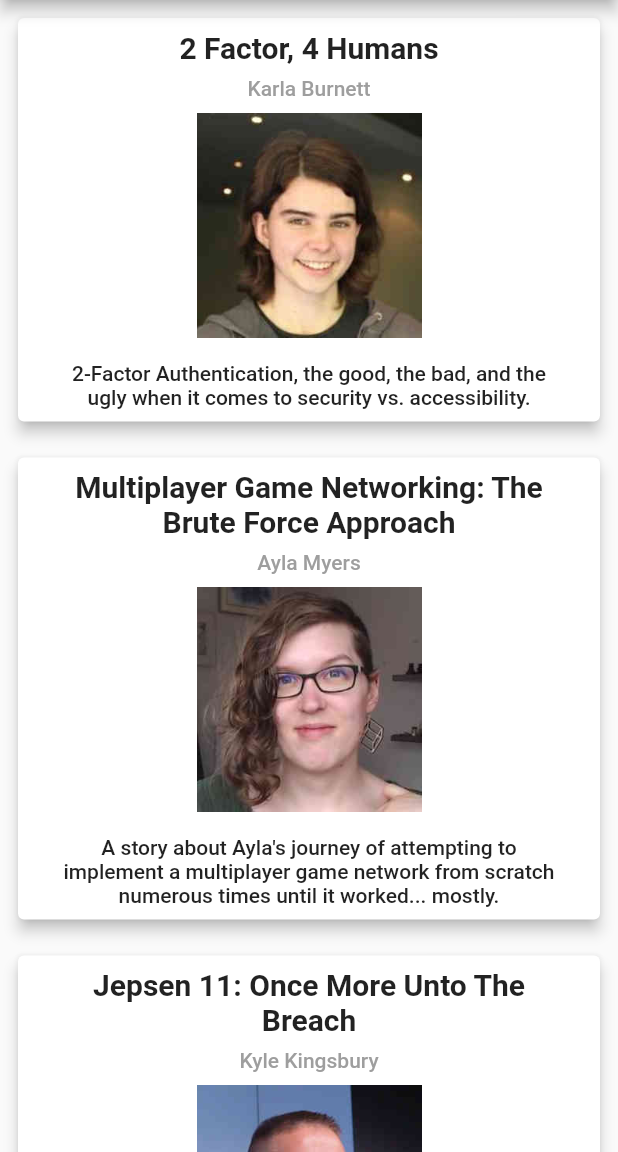
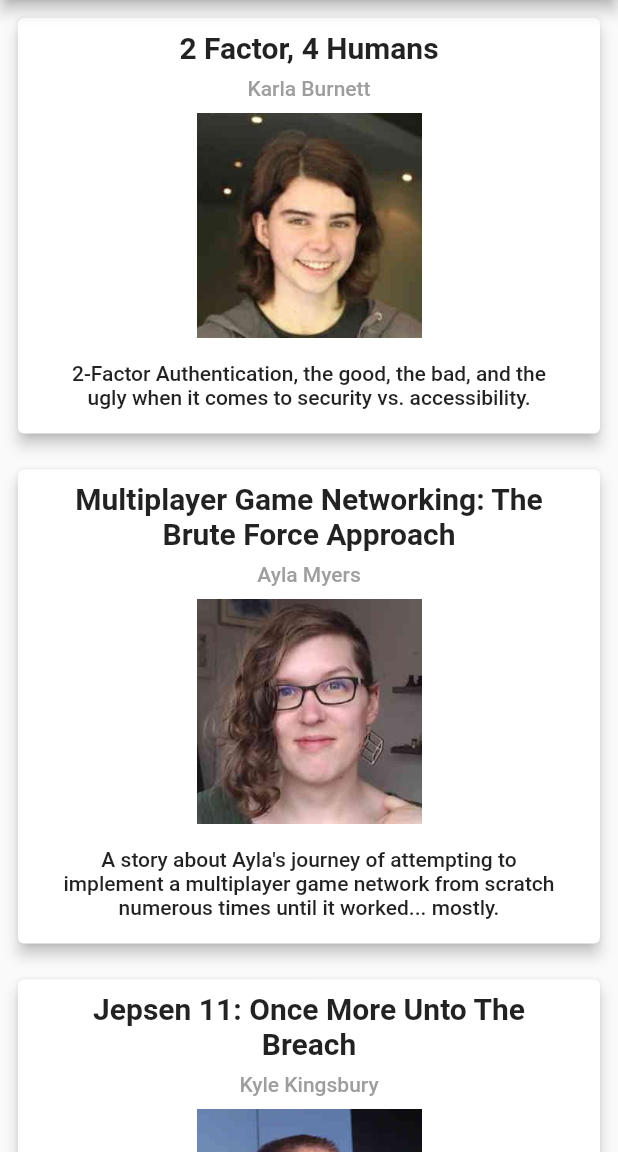
Before and after one commit to Zureka/deconstruct-2019, a Flutter app: the screen it shows after launch, on a phone screen of 412 x 824 dp, the part 84-1236 px from its top. Run offline on Flutter 3.47's test engine with Material 2 defaults, Android fonts, the phone set to English and light mode, and no system bars.

Commit message:
Add more padding to the bottom of the topic

```diff
--- a/lib/presentation_card.dart
+++ b/lib/presentation_card.dart
@@ -52,7 +52,7 @@ class PresentationCard extends StatelessWidget {
                 ),
               ),
               Padding(
-                padding: const EdgeInsets.all(8.0),
+                padding: const EdgeInsets.fromLTRB(8, 8, 8, 16),
                 child: Text(
                   info.topic,
                   textAlign: TextAlign.center,
```
